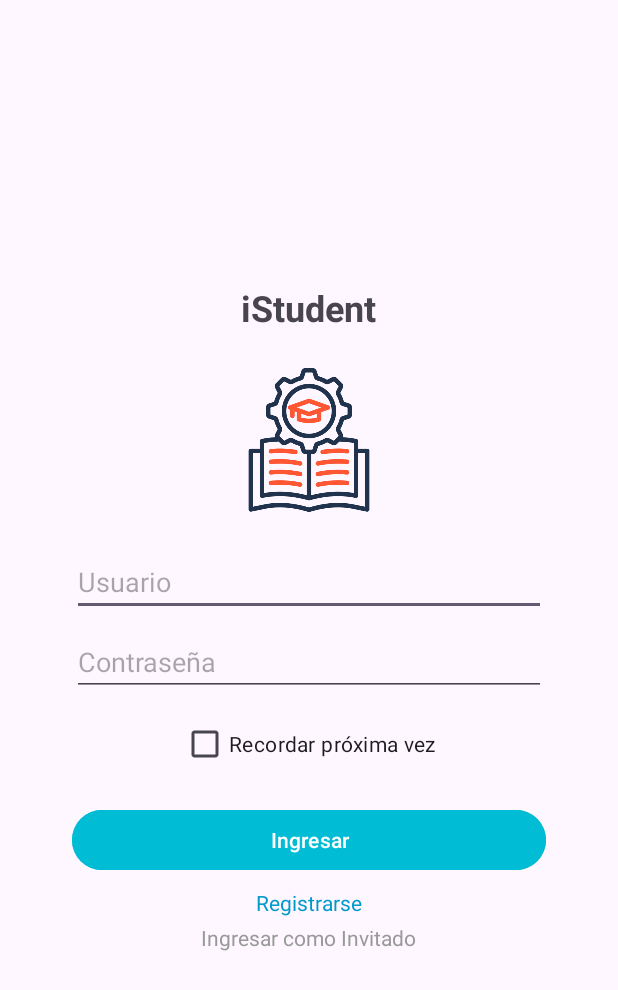
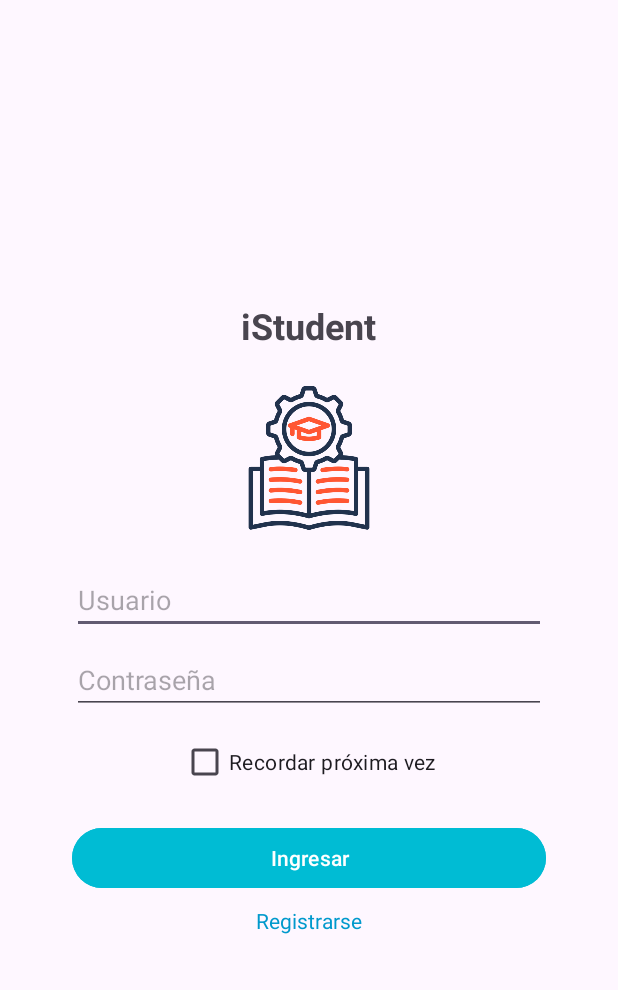
Before and after one commit to Hexagan/iStudent, an Android app: the screen it shows after launch (MainActivity), on a phone screen of 412 x 824 dp. Shown: the top 990 px of the screen. Run offline under Robolectric (Android 15) with nearby library versions, the phone set to English and light mode, and no system bars.

Commit message:
Ingreso como invitado

```diff
--- a/app/src/main/java/ar/com/ifts18/istudent/LoginFragment.kt
+++ b/app/src/main/java/ar/com/ifts18/istudent/LoginFragment.kt
@@ -14,7 +14,6 @@ class LoginFragment : Fragment(R.layout.login) {
         val contraseniaEditText = view.findViewById<EditText>(R.id.editTextContrasenia)
         val recordarCheckBox = view.findViewById<CheckBox>(R.id.checkboxRecordar)
         val ingresarButton = view.findViewById<Button>(R.id.buttonIngresar)
-        val invitadoTextView = view.findViewById<TextView>(R.id.textViewInvitado)
         val registrarTextView = view.findViewById<TextView>(R.id.textViewRegistrar)
 
         val sharedPrefs = requireContext().getSharedPreferences("prefs_login", 0)
@@ -60,12 +59,5 @@ class LoginFragment : Fragment(R.layout.login) {
                 addToBackStack(null)
             }
         }
-
-        invitadoTextView.setOnClickListener {
-            parentFragmentManager.commit {
-                replace(R.id.fragment_container, HomeFragment())
-                addToBackStack(null)
-            }
-        }
     }
 }
--- a/app/src/main/res/layout/login.xml
+++ b/app/src/main/res/layout/login.xml
@@ -62,13 +62,4 @@
         android:layout_gravity="center"
         android:layout_marginTop="8dp" />
 
-    <TextView
-        android:id="@+id/textViewInvitado"
-        android:text="Ingresar como Invitado"
-        android:textColor="#999"
-        android:layout_width="wrap_content"
-        android:layout_height="wrap_content"
-        android:layout_gravity="center"
-        android:layout_marginTop="4dp" />
-
 </LinearLayout>
```
